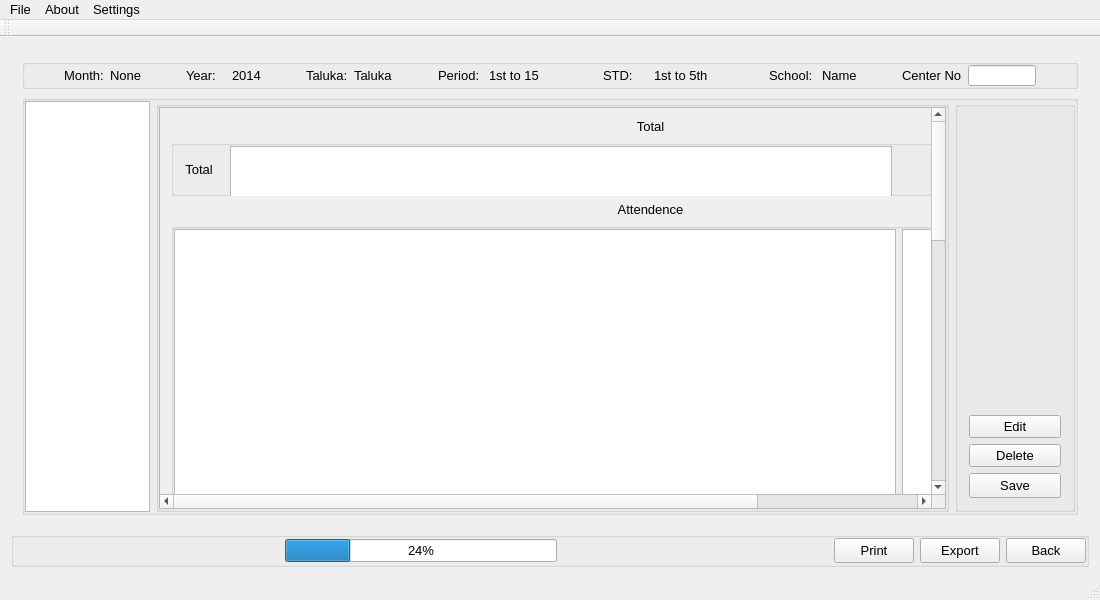
Before: the Qt Designer form QuickManager/mainwindow.ui in Vijay13/QuickManager, drawn with Qt 5.
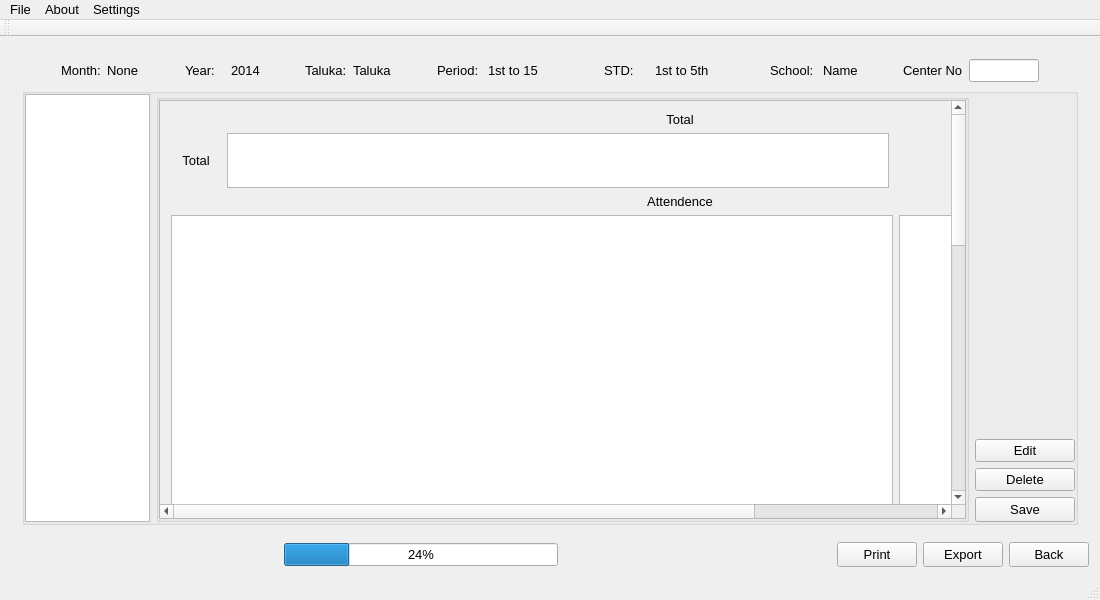
After: the same form once the commit is applied.

Commit message: Corrected ui of SchoolBillManager

The edit to the form file:
```diff
--- a/QuickManager/mainwindow.ui
+++ b/QuickManager/mainwindow.ui
@@ -437,18 +437,6 @@
                  <string/>
                 </property>
                 <layout class="QHBoxLayout" name="horizontalLayout_6">
-                 <property name="leftMargin">
-                  <number>0</number>
-                 </property>
-                 <property name="topMargin">
-                  <number>0</number>
-                 </property>
-                 <property name="rightMargin">
-                  <number>0</number>
-                 </property>
-                 <property name="bottomMargin">
-                  <number>0</number>
-                 </property>
                  <item>
                   <widget class="QLineEdit" name="lineEditSearchBox">
                    <property name="minimumSize">
@@ -644,35 +632,7 @@
       <widget class="QWidget" name="SchoolBillPage">
        <layout class="QVBoxLayout" name="verticalLayout_5">
         <item>
-         <widget class="QGroupBox" name="groupBoxHeader">
-          <property name="minimumSize">
-           <size>
-            <width>0</width>
-            <height>30</height>
-           </size>
-          </property>
-          <property name="maximumSize">
-           <size>
-            <width>16777215</width>
-            <height>30</height>
-           </size>
-          </property>
-          <property name="title">
-           <string/>
-          </property>
           <layout class="QHBoxLayout" name="horizontalLayout_8">
-           <property name="leftMargin">
-            <number>0</number>
-           </property>
-           <property name="topMargin">
-            <number>0</number>
-           </property>
-           <property name="rightMargin">
-            <number>0</number>
-           </property>
-           <property name="bottomMargin">
-            <number>0</number>
-           </property>
            <item>
             <spacer name="horizontalSpacer_7">
              <property name="orientation">
@@ -1072,7 +1032,6 @@
             </spacer>
            </item>
           </layout>
-         </widget>
         </item>
         <item>
          <widget class="QGroupBox" name="groupBoxBody">
@@ -1154,10 +1113,10 @@
                 <widget class="QWidget" name="scrollAreaWidgetContents">
                  <property name="geometry">
                   <rect>
-                   <x>0</x>
+                   <x>-171</x>
                    <y>0</y>
-                   <width>973</width>
-                   <height>1166</height>
+                   <width>1044</width>
+                   <height>1167</height>
                   </rect>
                  </property>
                  <layout class="QVBoxLayout" name="verticalLayout_8">
@@ -1178,29 +1137,7 @@
                    </widget>
                   </item>
                   <item>
-                   <widget class="QGroupBox" name="groupBoxTotal">
-                    <property name="minimumSize">
-                     <size>
-                      <width>0</width>
-                      <height>56</height>
-                     </size>
-                    </property>
-                    <property name="title">
-                     <string/>
-                    </property>
                     <layout class="QHBoxLayout" name="horizontalLayout_12">
-                     <property name="leftMargin">
-                      <number>0</number>
-                     </property>
-                     <property name="topMargin">
-                      <number>0</number>
-                     </property>
-                     <property name="rightMargin">
-                      <number>0</number>
-                     </property>
-                     <property name="bottomMargin">
-                      <number>0</number>
-                     </property>
                      <item>
                       <widget class="QLabel" name="labelInitialTotal">
                        <property name="minimumSize">
@@ -1285,7 +1222,6 @@
                       </spacer>
                      </item>
                     </layout>
-                   </widget>
                   </item>
                   <item>
                    <widget class="QLabel" name="labelAttendence">
@@ -1304,35 +1240,13 @@
                    </widget>
                   </item>
                   <item>
-                   <widget class="QGroupBox" name="groupBoxAttendence">
-                    <property name="minimumSize">
-                     <size>
-                      <width>0</width>
-                      <height>507</height>
-                     </size>
-                    </property>
-                    <property name="title">
-                     <string/>
-                    </property>
                     <layout class="QHBoxLayout" name="horizontalLayout_10">
-                     <property name="leftMargin">
-                      <number>0</number>
-                     </property>
-                     <property name="topMargin">
-                      <number>0</number>
-                     </property>
-                     <property name="rightMargin">
-                      <number>0</number>
-                     </property>
-                     <property name="bottomMargin">
-                      <number>0</number>
-                     </property>
                      <item>
                       <widget class="QTableView" name="tableViewMainBillAttendence">
                        <property name="minimumSize">
                         <size>
                          <width>722</width>
-                         <height>0</height>
+                        <height>505</height>
                         </size>
                        </property>
                        <property name="maximumSize">
@@ -1359,8 +1273,8 @@
                       <widget class="QTableView" name="tableViewCheckTableAttendence">
                        <property name="minimumSize">
                         <size>
-                         <width>225</width>
-                         <height>0</height>
+                        <width>290</width>
+                        <height>505</height>
                         </size>
                        </property>
                        <property name="editTriggers">
@@ -1374,8 +1288,20 @@
                        </attribute>
                       </widget>
                      </item>
-                    </layout>
-                   </widget>
+                    <item>
+                     <spacer name="horizontalSpacer_15">
+                      <property name="orientation">
+                       <enum>Qt::Horizontal</enum>
+                      </property>
+                      <property name="sizeHint" stdset="0">
+                       <size>
+                        <width>40</width>
+                        <height>20</height>
+                       </size>
+                      </property>
+                     </spacer>
+                    </item>
+                   </layout>
                   </item>
                   <item>
                    <widget class="QLabel" name="labelBeneficiaries">
@@ -1394,35 +1320,13 @@
                    </widget>
                   </item>
                   <item>
-                   <widget class="QGroupBox" name="groupBoxBeneficiaries">
-                    <property name="minimumSize">
-                     <size>
-                      <width>0</width>
-                      <height>507</height>
-                     </size>
-                    </property>
-                    <property name="title">
-                     <string/>
-                    </property>
                     <layout class="QHBoxLayout" name="horizontalLayout_11">
-                     <property name="leftMargin">
-                      <number>0</number>
-                     </property>
-                     <property name="topMargin">
-                      <number>0</number>
-                     </property>
-                     <property name="rightMargin">
-                      <number>0</number>
-                     </property>
-                     <property name="bottomMargin">
-                      <number>0</number>
-                     </property>
                      <item>
                       <widget class="QTableView" name="tableViewMainBillBeneficiaries">
                        <property name="minimumSize">
                         <size>
                          <width>722</width>
-                         <height>0</height>
+                        <height>505</height>
                         </size>
                        </property>
                        <property name="maximumSize">
@@ -1446,8 +1350,8 @@
                       <widget class="QTableView" name="tableViewCheckTableBeneficiaries">
                        <property name="minimumSize">
                         <size>
-                         <width>225</width>
-                         <height>0</height>
+                        <width>290</width>
+                        <height>505</height>
                         </size>
                        </property>
                        <property name="editTriggers">
@@ -1461,8 +1365,20 @@
                        </attribute>
                       </widget>
                      </item>
-                    </layout>
-                   </widget>
+                    <item>
+                     <spacer name="horizontalSpacer_16">
+                      <property name="orientation">
+                       <enum>Qt::Horizontal</enum>
+                      </property>
+                      <property name="sizeHint" stdset="0">
+                       <size>
+                        <width>40</width>
+                        <height>20</height>
+                       </size>
+                      </property>
+                     </spacer>
+                    </item>
+                   </layout>
                   </item>
                  </layout>
                 </widget>
@@ -1472,22 +1388,6 @@
             </widget>
            </item>
            <item>
-            <widget class="QGroupBox" name="groupBoxControlBill">
-             <property name="minimumSize">
-              <size>
-               <width>120</width>
-               <height>0</height>
-              </size>
-             </property>
-             <property name="maximumSize">
-              <size>
-               <width>16777215</width>
-               <height>16777215</height>
-              </size>
-             </property>
-             <property name="title">
-              <string/>
-             </property>
              <layout class="QVBoxLayout" name="verticalLayout_7">
               <item>
                <spacer name="verticalSpacer_2">
@@ -1504,6 +1404,12 @@
               </item>
               <item>
                <widget class="QPushButton" name="pushButtonEditSchoolBill">
+               <property name="minimumSize">
+                <size>
+                 <width>100</width>
+                 <height>0</height>
+                </size>
+               </property>
                 <property name="text">
                  <string>Edit</string>
                 </property>
@@ -1535,7 +1441,6 @@
                </widget>
               </item>
              </layout>
-            </widget>
            </item>
           </layout>
          </widget>
@@ -1545,37 +1450,7 @@
      </widget>
     </item>
     <item>
-     <widget class="QGroupBox" name="groupBoxControl">
-      <property name="minimumSize">
-       <size>
-        <width>0</width>
-        <height>35</height>
-       </size>
-      </property>
-      <property name="font">
-       <font>
-        <pointsize>10</pointsize>
-       </font>
-      </property>
-      <property name="title">
-       <string/>
-      </property>
       <layout class="QHBoxLayout" name="horizontalLayout_5">
-       <property name="spacing">
-        <number>6</number>
-       </property>
-       <property name="leftMargin">
-        <number>0</number>
-       </property>
-       <property name="topMargin">
-        <number>0</number>
-       </property>
-       <property name="rightMargin">
-        <number>0</number>
-       </property>
-       <property name="bottomMargin">
-        <number>0</number>
-       </property>
        <item>
         <spacer name="horizontalSpacer_4">
          <property name="orientation">
@@ -1664,7 +1539,6 @@
         </widget>
        </item>
       </layout>
-     </widget>
     </item>
    </layout>
   </widget>
```
Left out of the diff: 2 changed lines with no effect on the pictures. Lines whose indentation alone changed are shown as unchanged. The commit also changes 2 other files.
